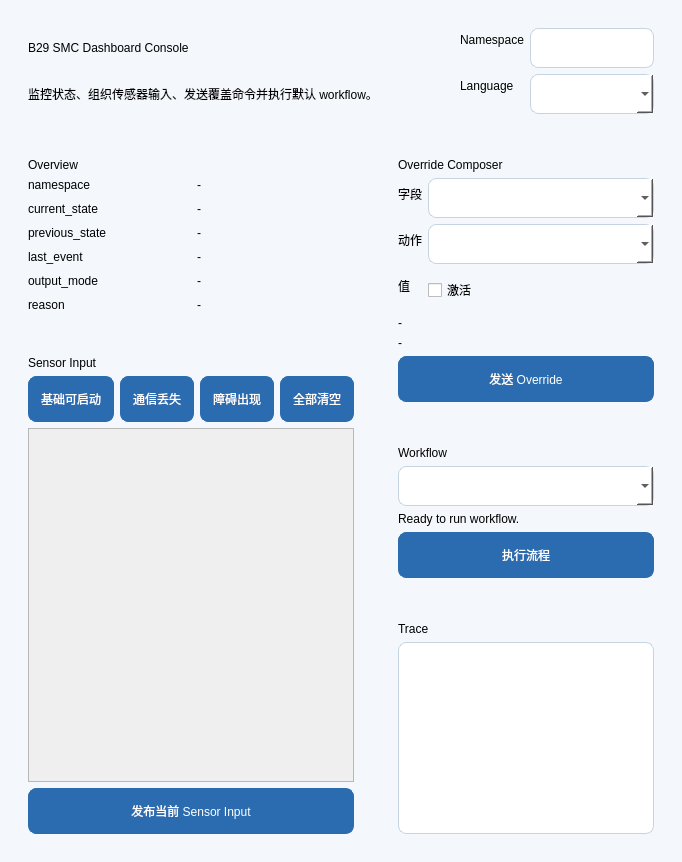
Above: b29_tools/rqt_b29_smc_console/resource/console.ui from major173/b29_control before the change. Below: the same form after it.
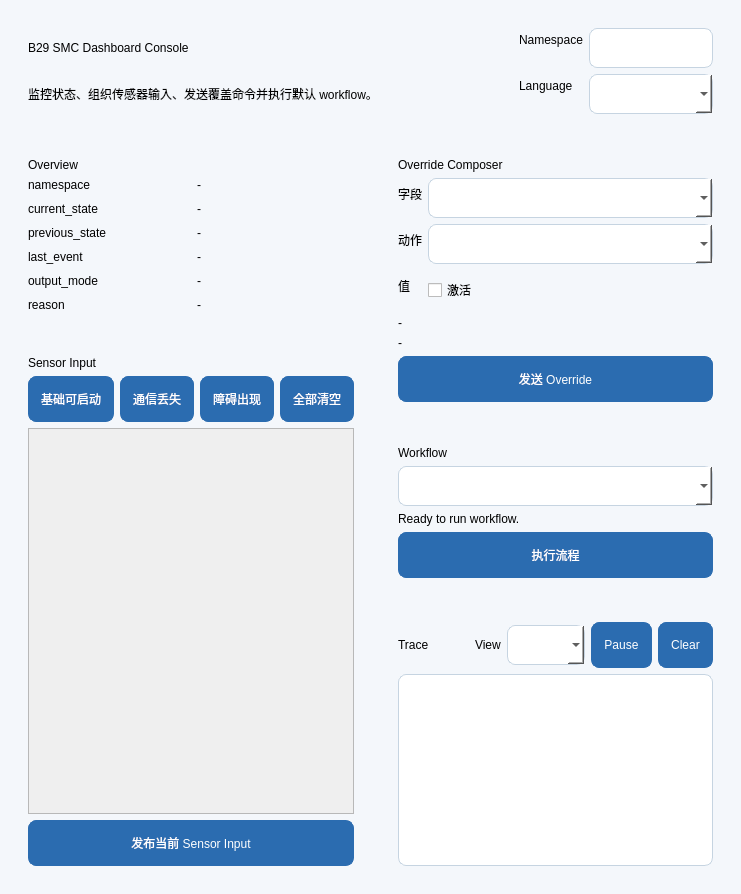
That is the form after the change.

Commit message: Update trace and add a scenarios.

```diff
--- a/b29_tools/rqt_b29_smc_console/resource/console.ui
+++ b/b29_tools/rqt_b29_smc_console/resource/console.ui
@@ -644,6 +644,8 @@
            <number>16</number>
           </property>
           <item>
+           <layout class="QHBoxLayout" name="traceHeaderLayout">
+            <item>
            <widget class="QLabel" name="traceTitleLabel">
             <property name="sectionTitle" stdset="0">
              <bool>true</bool>
@@ -652,6 +654,51 @@
              <string>Trace</string>
             </property>
            </widget>
+            </item>
+            <item>
+             <spacer name="traceHeaderSpacer">
+              <property name="orientation">
+               <enum>Qt::Horizontal</enum>
+              </property>
+              <property name="sizeHint" stdset="0">
+               <size>
+                <width>40</width>
+                <height>20</height>
+               </size>
+              </property>
+             </spacer>
+            </item>
+            <item>
+             <widget class="QLabel" name="traceModeLabel">
+              <property name="text">
+               <string>View</string>
+              </property>
+             </widget>
+            </item>
+            <item>
+             <widget class="QComboBox" name="traceModeComboBox"/>
+            </item>
+            <item>
+             <widget class="QPushButton" name="tracePauseButton">
+              <property name="secondary" stdset="0">
+               <bool>true</bool>
+              </property>
+              <property name="text">
+               <string>Pause</string>
+              </property>
+             </widget>
+            </item>
+            <item>
+             <widget class="QPushButton" name="traceClearButton">
+              <property name="secondary" stdset="0">
+               <bool>true</bool>
+              </property>
+              <property name="text">
+               <string>Clear</string>
+              </property>
+             </widget>
+            </item>
+           </layout>
           </item>
           <item>
            <widget class="QListWidget" name="traceListWidget"/>
```
Lines whose indentation alone changed are shown as unchanged. The commit also changes 5 other files.
